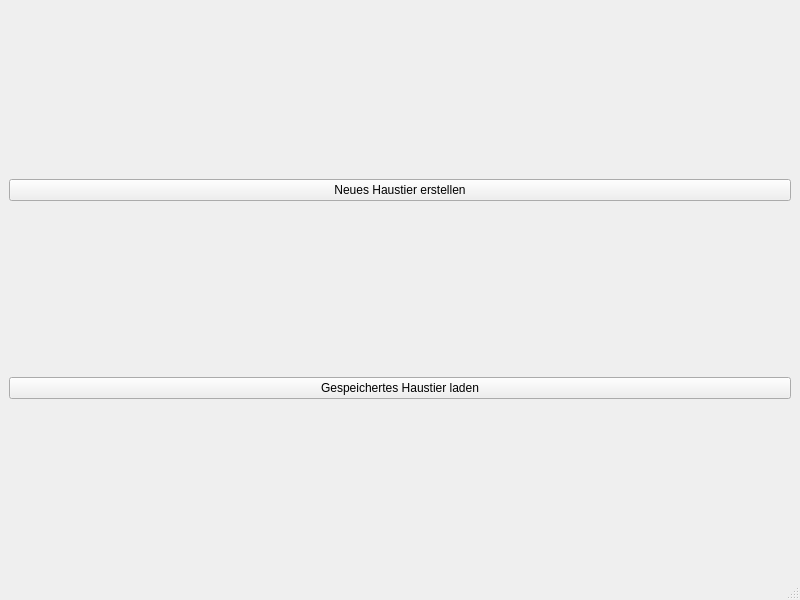
Old version of the form src/MainWindow.ui in the repository Aldiwein22/PetPalVS.
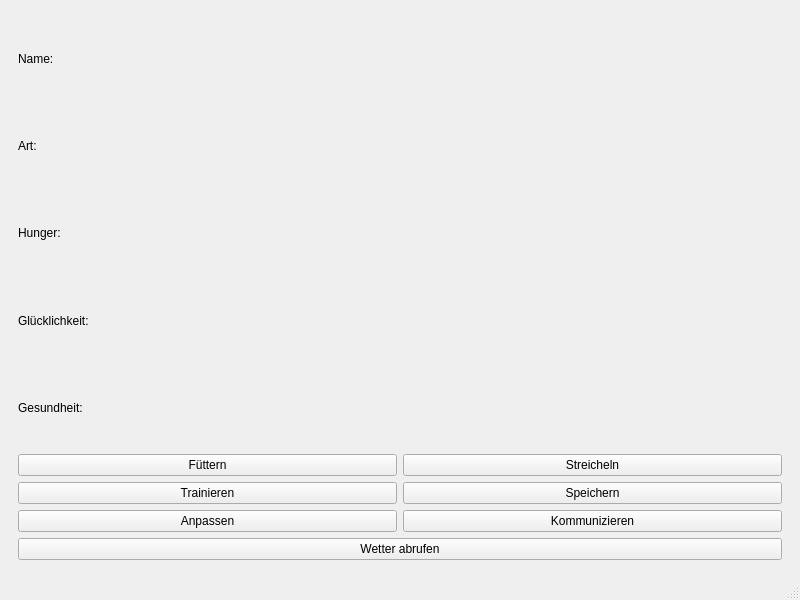
New version of the form. The open tabs and pages were chosen to show the change.

Commit message: refactor: Update Pet class to load status from file and adjust mood based on weather

The edit to the form file:
```diff
--- a/src/MainWindow.ui
+++ b/src/MainWindow.ui
@@ -16,17 +16,113 @@
   <widget class="QWidget" name="centralwidget">
    <layout class="QVBoxLayout" name="verticalLayout">
     <item>
-     <widget class="QPushButton" name="newPetButton">
-      <property name="text">
-       <string>Neues Haustier erstellen</string>
-      </property>
-     </widget>
-    </item>
-    <item>
-     <widget class="QPushButton" name="loadPetButton">
-      <property name="text">
-       <string>Gespeichertes Haustier laden</string>
-      </property>
+     <widget class="QStackedWidget" name="stackedWidget">
+      <widget class="QWidget" name="mainMenu">
+       <layout class="QVBoxLayout" name="mainMenuLayout">
+        <item>
+         <widget class="QPushButton" name="newPetButton">
+          <property name="text">
+           <string>Neues Haustier erstellen</string>
+          </property>
+         </widget>
+        </item>
+        <item>
+         <widget class="QPushButton" name="loadPetButton">
+          <property name="text">
+           <string>Gespeichertes Haustier laden</string>
+          </property>
+         </widget>
+        </item>
+       </layout>
+      </widget>
+    <widget class="QWidget" name="petScreen">
+        <layout class="QGridLayout">
+            <item row="0" column="0" colspan="2">
+                <widget class="QLabel" name="petNameLabel">
+                    <property name="text">
+                        <string>Name: </string>
+                    </property>
+                </widget>
+            </item>
+            <item row="1" column="0" colspan="2">
+                <widget class="QLabel" name="petSpeciesLabel">
+                    <property name="text">
+                        <string>Art: </string>
+                    </property>
+                </widget>
+            </item>
+            <item row="2" column="0" colspan="2">
+                <widget class="QLabel" name="petHungerLabel">
+                    <property name="text">
+                        <string>Hunger: </string>
+                    </property>
+                </widget>
+            </item>
+            <item row="3" column="0" colspan="2">
+                <widget class="QLabel" name="petHappinessLabel">
+                    <property name="text">
+                        <string>Glücklichkeit: </string>
+                    </property>
+                </widget>
+            </item>
+            <item row="4" column="0" colspan="2">
+                <widget class="QLabel" name="petHealthLabel">
+                    <property name="text">
+                        <string>Gesundheit: </string>
+                    </property>
+                </widget>
+            </item>
+            <item row="5" column="0">
+                <widget class="QPushButton" name="fuetternButton">
+                    <property name="text">
+                        <string>Füttern</string>
+                    </property>
+                </widget>
+            </item>
+            <item row="5" column="1">
+                <widget class="QPushButton" name="streichelnButton">
+                    <property name="text">
+                        <string>Streicheln</string>
+                    </property>
+                </widget>
+            </item>
+            <item row="6" column="0">
+                <widget class="QPushButton" name="trainierenButton">
+                    <property name="text">
+                        <string>Trainieren</string>
+                    </property>
+                </widget>
+            </item>
+            <item row="6" column="1">
+                <widget class="QPushButton" name="speichernButton">
+                    <property name="text">
+                        <string>Speichern</string>
+                    </property>
+                </widget>
+            </item>
+            <item row="7" column="0">
+                <widget class="QPushButton" name="anpassenButton">
+                    <property name="text">
+                        <string>Anpassen</string>
+                    </property>
+                </widget>
+            </item>
+            <item row="7" column="1">
+                <widget class="QPushButton" name="kommunizierenButton">
+                    <property name="text">
+                        <string>Kommunizieren</string>
+                    </property>
+                </widget>
+            </item>
+            <item row="8" column="0" colspan="2">
+                <widget class="QPushButton" name="wetterButton">
+                    <property name="text">
+                        <string>Wetter abrufen</string>
+                    </property>
+                </widget>
+            </item>
+        </layout>
+    </widget>
      </widget>
     </item>
    </layout>
```
The commit also changes 12 other files.
